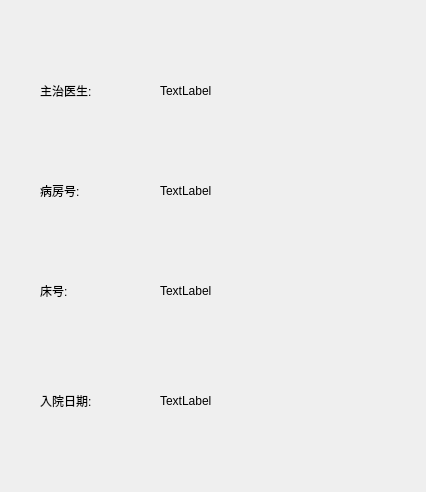
First picture: the form in Blackholehospital/hospitalization.ui, repository Pelix05/Blackholehospital, before the edit.
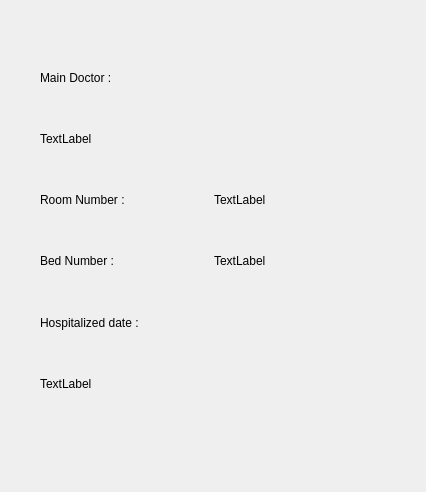
Second picture: the form after the edit.

Commit message: ADD DESIGN TO EDIT PATIENT PROFILE, CHECK HOSPITALIZED WINDOWS, FIX SOME BUGS, FIX THE WRONG UI SIZE

What changed in the file:
```diff
--- a/Blackholehospital/hospitalization.ui
+++ b/Blackholehospital/hospitalization.ui
@@ -13,109 +13,73 @@
   <property name="windowTitle">
    <string>Form</string>
   </property>
-  <widget class="QLabel" name="label">
+  <widget class="QWidget" name="">
    <property name="geometry">
     <rect>
      <x>40</x>
-     <y>80</y>
-     <width>80</width>
-     <height>21</height>
+     <y>50</y>
+     <width>341</width>
+     <height>361</height>
     </rect>
    </property>
+   <layout class="QGridLayout" name="gridLayout">
+    <item row="3" column="0">
+     <widget class="QLabel" name="lBedNo">
    <property name="text">
-    <string>主治医生:</string>
-   </property>
-  </widget>
-  <widget class="QLabel" name="label_2">
-   <property name="geometry">
-    <rect>
-     <x>40</x>
-     <y>180</y>
-     <width>80</width>
-     <height>21</height>
-    </rect>
-   </property>
-   <property name="text">
-    <string>病房号:</string>
-   </property>
-  </widget>
-  <widget class="QLabel" name="label_3">
-   <property name="geometry">
-    <rect>
-     <x>40</x>
-     <y>280</y>
-     <width>80</width>
-     <height>21</height>
-    </rect>
-   </property>
-   <property name="text">
-    <string>床号:</string>
-   </property>
-  </widget>
-  <widget class="QLabel" name="label_4">
-   <property name="geometry">
-    <rect>
-     <x>40</x>
-     <y>390</y>
-     <width>80</width>
-     <height>21</height>
-    </rect>
-   </property>
-   <property name="text">
-    <string>入院日期:</string>
-   </property>
-  </widget>
-  <widget class="QLabel" name="lblDoctor">
-   <property name="geometry">
-    <rect>
-     <x>160</x>
-     <y>80</y>
-     <width>80</width>
-     <height>21</height>
-    </rect>
-   </property>
-   <property name="text">
-    <string>TextLabel</string>
-   </property>
-  </widget>
+       <string>Bed Number :</string>
+      </property>
+     </widget>
+    </item>
+    <item row="2" column="1">
   <widget class="QLabel" name="lblRoom">
-   <property name="geometry">
-    <rect>
-     <x>160</x>
-     <y>180</y>
-     <width>80</width>
-     <height>21</height>
-    </rect>
-   </property>
+      <property name="text">
+       <string>TextLabel</string>
+      </property>
+     </widget>
+    </item>
+    <item row="1" column="0" colspan="2">
+     <widget class="QLabel" name="lblDoctor">
    <property name="text">
     <string>TextLabel</string>
    </property>
   </widget>
+    </item>
+    <item row="3" column="1">
   <widget class="QLabel" name="lblBed">
-   <property name="geometry">
-    <rect>
-     <x>160</x>
-     <y>280</y>
-     <width>80</width>
-     <height>21</height>
-    </rect>
-   </property>
    <property name="text">
     <string>TextLabel</string>
    </property>
   </widget>
+    </item>
+    <item row="2" column="0">
+     <widget class="QLabel" name="lRoom">
+      <property name="text">
+       <string>Room Number :</string>
+      </property>
+     </widget>
+    </item>
+    <item row="5" column="0" colspan="2">
   <widget class="QLabel" name="lblAdmissionDate">
-   <property name="geometry">
-    <rect>
-     <x>160</x>
-     <y>390</y>
-     <width>80</width>
-     <height>21</height>
-    </rect>
-   </property>
    <property name="text">
     <string>TextLabel</string>
    </property>
+     </widget>
+    </item>
+    <item row="4" column="0" colspan="2">
+     <widget class="QLabel" name="lbHospitalized">
+      <property name="text">
+       <string>Hospitalized date :</string>
+      </property>
+     </widget>
+    </item>
+    <item row="0" column="0" colspan="2">
+     <widget class="QLabel" name="lMainDoctor">
+      <property name="text">
+       <string>Main Doctor :</string>
+      </property>
+     </widget>
+    </item>
+   </layout>
   </widget>
  </widget>
  <resources/>
```
Lines whose indentation alone changed are shown as unchanged. The commit also changes 6 other files.
